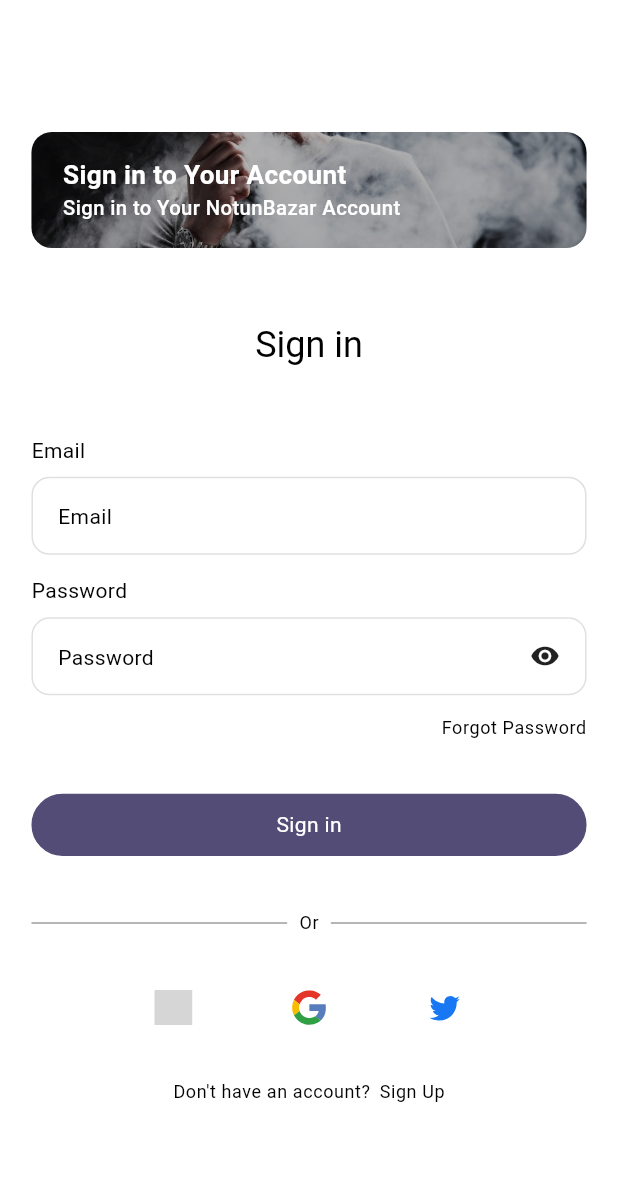
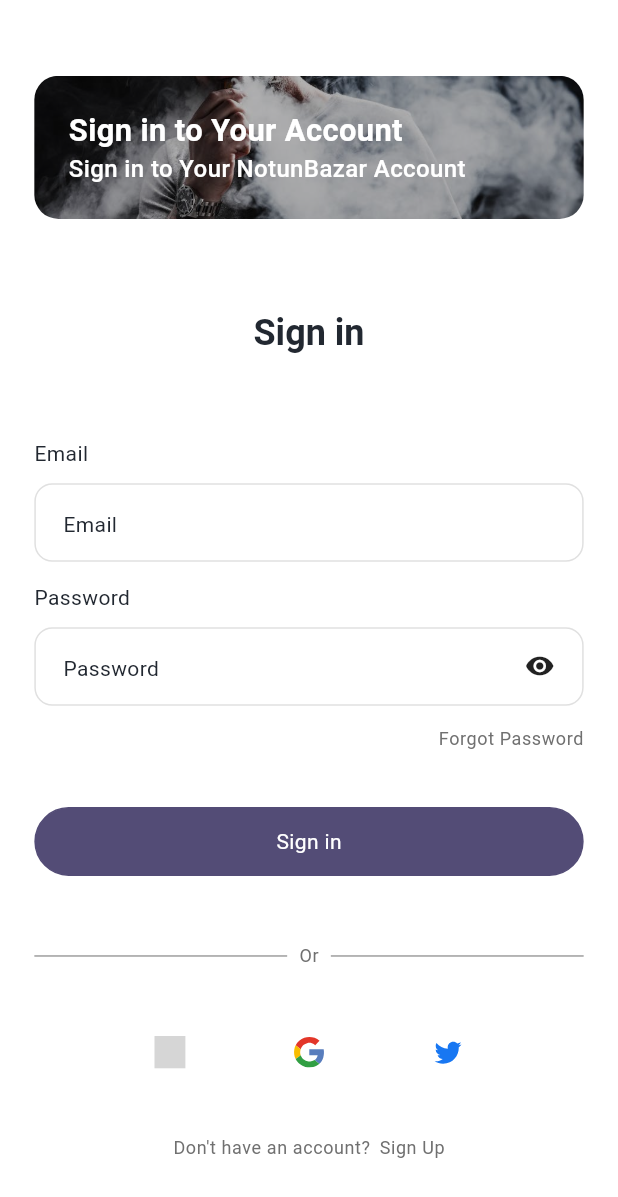
Before and after one commit to taskinnasif144/notun_bazar_ecommerce, a Flutter app: the screen it shows after launch, on a phone screen of 412 x 824 dp. Shown: the top 1197 px of the screen. Run offline on Flutter 3.47's test engine with Material 3 defaults, Android fonts, the phone set to English and light mode, and no system bars; our stand-ins replace carousel_slider, dots_indicator, flutter_screenutil, flutter_svg, get, get_storage and 4 more; generated files the repository leaves out were written again; grey boxes are pictures that could not be loaded.

Commit message:
feat: Update UI components and styles; adjust icon sizes, padding, and theme settings

```diff
--- a/lib/Common/components/custom_appbars.dart
+++ b/lib/Common/components/custom_appbars.dart
@@ -42,14 +42,14 @@ PreferredSize customAppBar2() {
               GestureDetector(
                 onTap: () => Get.toNamed(Routes.notificationScreen),
                 child: IconAlertCounter(
-                  icon: iconRender(url: AppIcons.notificationIcon, size: 24),
+                  icon: iconRender(url: AppIcons.notificationIcon, size: 18),
                   count: 0,
                 ),
               ),
               GestureDetector(
                 onTap: ()=> Get.toNamed(Routes.cartScreen),
                 child: IconAlertCounter(
-                  icon: iconRender(url: AppIcons.cartIcon, size: 24),
+                  icon: iconRender(url: AppIcons.cartIcon, size: 18),
                   count: 5,
                 ),
               ),
--- a/lib/Common/components/icon_alert_counter.dart
+++ b/lib/Common/components/icon_alert_counter.dart
@@ -26,13 +26,13 @@ class IconAlertCounter extends StatelessWidget {
     return Stack(
       children: [
         Padding(
-          padding:  EdgeInsets.symmetric(vertical: 6.h,horizontal: 6.w),
+          padding:  EdgeInsets.symmetric(vertical: 7.h,horizontal: 7.w),
           child: icon,
         ),
         if(count > 0)
         Positioned(
           top: -5,
-          right: 3,
+          right: 0,
           child: Container(
             padding: EdgeInsets.all(5),
             decoration: BoxDecoration(
--- a/lib/core/constants/app_text_style.dart
+++ b/lib/core/constants/app_text_style.dart
@@ -1,29 +1,28 @@
 import 'package:flutter/material.dart';
 import 'package:flutter_getx_template/core/constants/app_colors.dart';
-import 'package:flutter_screenutil/flutter_screenutil.dart';
 import 'package:google_fonts/google_fonts.dart';
 
 class AppTextStyle {
 
   static TextStyle headerTextSmall = GoogleFonts.roboto(
-    fontSize: 24.sp,
+    fontSize: 24,
     fontWeight: FontWeight.w700,
-    color: Color(0xFF222222),
+    color: Color(0xFF222831),
   );
   static TextStyle bodyTextLarge= GoogleFonts.roboto(
-    fontSize: 18.sp,
+    fontSize: 18,
     fontWeight: FontWeight.w700,
-    color: Color(0xFF222222),
+    color: Color(0xFF222831),
   );
 
   static TextStyle bodyTextMedium = GoogleFonts.roboto(
-    fontSize: 14.sp,
+    fontSize: 14,
     fontWeight: FontWeight.w400,
-    color: Color(0xFF222222),
+    color: Color(0xFF222831),
   );
 
   static TextStyle bodyTextSmall = GoogleFonts.roboto(
-    fontSize: 12.sp,
+    fontSize: 12,
     fontWeight: FontWeight.w400,
     color: AppColors.gray,
   );
--- a/lib/core/themes/app_theme.dart
+++ b/lib/core/themes/app_theme.dart
@@ -18,7 +18,7 @@ class AppTheme {
       secondary: AppColors.secondary,
       surface: Colors.white,
       error:  AppColors.dangerColor,
-      onPrimary: Colors.white,
+      onPrimary: AppColors.darkGray,
       onSecondary: Colors.black,
       onSurface: Colors.black,
       onError: Colors.white,
@@ -29,7 +29,14 @@ class AppTheme {
     appBarTheme: AppBarTheme(
       titleTextStyle: GoogleFonts.roboto(color: AppColors.darkGray),
       backgroundColor: Colors.white,
-      foregroundColor: Colors.white,
+    ),
+
+    // Text themes
+    textTheme: TextTheme(
+      headlineSmall: AppTextStyle.headerTextSmall,
+      bodyLarge: AppTextStyle.bodyTextLarge,
+      bodyMedium: AppTextStyle.bodyTextMedium,
+      bodySmall: AppTextStyle.bodyTextSmall
     ),
   );
 
@@ -53,13 +60,7 @@ class AppTheme {
     visualDensity: VisualDensity.adaptivePlatformDensity,
     scaffoldBackgroundColor: Colors.green[50],
 
-    // Text themes
-    textTheme: TextTheme(
-      headlineSmall: AppTextStyle.headerTextSmall,
-      bodyLarge: AppTextStyle.bodyTextLarge,
-      bodyMedium: AppTextStyle.bodyTextMedium,
-      bodySmall: AppTextStyle.bodyTextSmall
-    ),
+
 
   );
 }
--- a/lib/core/utils/icon_renderer.dart
+++ b/lib/core/utils/icon_renderer.dart
@@ -7,8 +7,8 @@ import 'package:flutter_svg/flutter_svg.dart';
 Widget iconRender({required String url, double? size, Color? color}) {
   return SvgPicture.asset(
     url,
-    height: size != null ? size.h : 24.h,
-    width: size != null ? size.w : 24.w,
+    height: size != null ? size.h : 18.h,
+    width: size != null ? size.w : 18.w,
     color: color,
   );
 }
--- a/lib/main.dart
+++ b/lib/main.dart
@@ -17,6 +17,8 @@ void main() async {
   WidgetsFlutterBinding.ensureInitialized();
   // To stop orientation change, always fixed to vertical orientation
   SystemChrome.setPreferredOrientations([DeviceOrientation.portraitUp]);
+
+  // ScreenUtil initialization moved to the builder method
   await GetStorage.init();
   runApp(const MyApp());
 }
@@ -28,11 +30,14 @@ class MyApp extends StatelessWidget {
   Widget build(BuildContext context) {
     // Initialize the ThemeController
     Get.put(ThemeController());
+    ScreenUtil.init(context);
+
     return ScreenUtilInit(
       designSize: const Size(393, 852),
       minTextAdapt: true,
       splitScreenMode: true,
       builder: (context, child) {
+        ScreenUtil.init(context);
         return GetMaterialApp(
           title: AppConstants.appName,
           initialRoute: AppPages.initial,
@@ -46,6 +51,8 @@ class MyApp extends StatelessWidget {
           ],
           supportedLocales: AppLocalizations.supportedLocales,
           debugShowCheckedModeBanner: false,
+          theme: AppTheme.lightTheme,
+          themeMode: ThemeMode.light,
           builder: (context, widget) {
             return Stack(
               children: [
```
Also changed, not shown: lib/features/user/home/views/home_screen.dart (+34 -2 lines), 1 other file.
